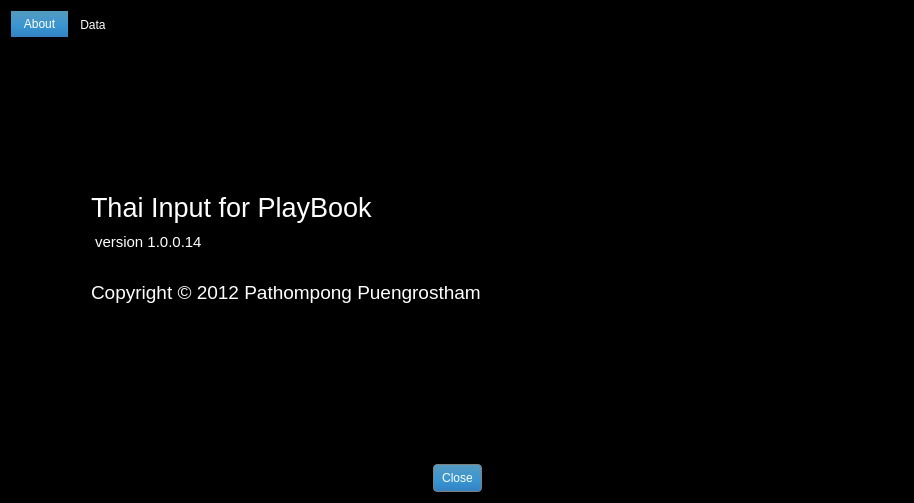
Qt form About.ui (iamjay/PimThai) before a commit.
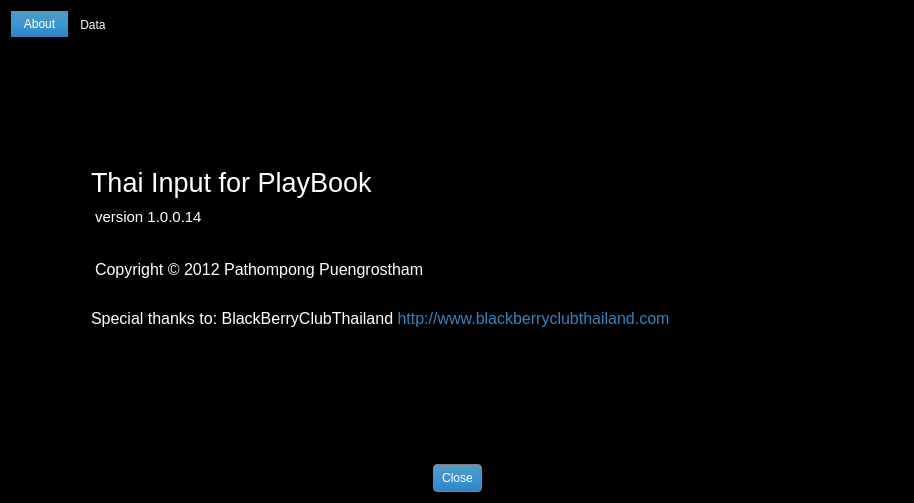
The same form after that commit.

Commit message: Add web link to BB Thailand Club.

The edit to the form file:
```diff
--- a/About.ui
+++ b/About.ui
@@ -112,17 +112,53 @@
         <widget class="QLabel" name="label_3">
          <property name="font">
           <font>
-           <pointsize>14</pointsize>
+           <pointsize>12</pointsize>
+           <weight>50</weight>
+           <italic>false</italic>
+           <bold>false</bold>
           </font>
          </property>
+         <property name="styleSheet">
+          <string notr="true">padding-bottom: 20px;</string>
+         </property>
          <property name="text">
           <string>Copyright © 2012 Pathompong Puengrostham &lt;pathompong@gmail.com&gt;</string>
          </property>
+         <property name="alignment">
+          <set>Qt::AlignLeading|Qt::AlignLeft|Qt::AlignTop</set>
+         </property>
          <property name="wordWrap">
           <bool>true</bool>
          </property>
         </widget>
        </item>
+       <item>
+        <widget class="QLabel" name="label_4">
+         <property name="font">
+          <font>
+           <pointsize>12</pointsize>
+           <weight>50</weight>
+           <italic>false</italic>
+           <bold>false</bold>
+          </font>
+         </property>
+         <property name="mouseTracking">
+          <bool>false</bool>
+         </property>
+         <property name="text">
+          <string>&lt;html&gt;&lt;head/&gt;&lt;body&gt;&lt;p&gt; Special thanks to: BlackBerryClubThailand &lt;a href=&quot;http://www.blackberryclubthailand.com&quot;&gt;&lt;span style=&quot; text-decoration: none; color:#3381C3;&quot;&gt;http://www.blackberryclubthailand.com&lt;/span&gt;&lt;/a&gt;&lt;/p&gt;&lt;/body&gt;&lt;/html&gt;</string>
+         </property>
+         <property name="alignment">
+          <set>Qt::AlignLeading|Qt::AlignLeft|Qt::AlignTop</set>
+         </property>
+         <property name="wordWrap">
+          <bool>true</bool>
+         </property>
+         <property name="openExternalLinks">
+          <bool>true</bool>
+         </property>
+        </widget>
+       </item>
        <item>
         <spacer name="verticalSpacer_2">
          <property name="orientation">
```
